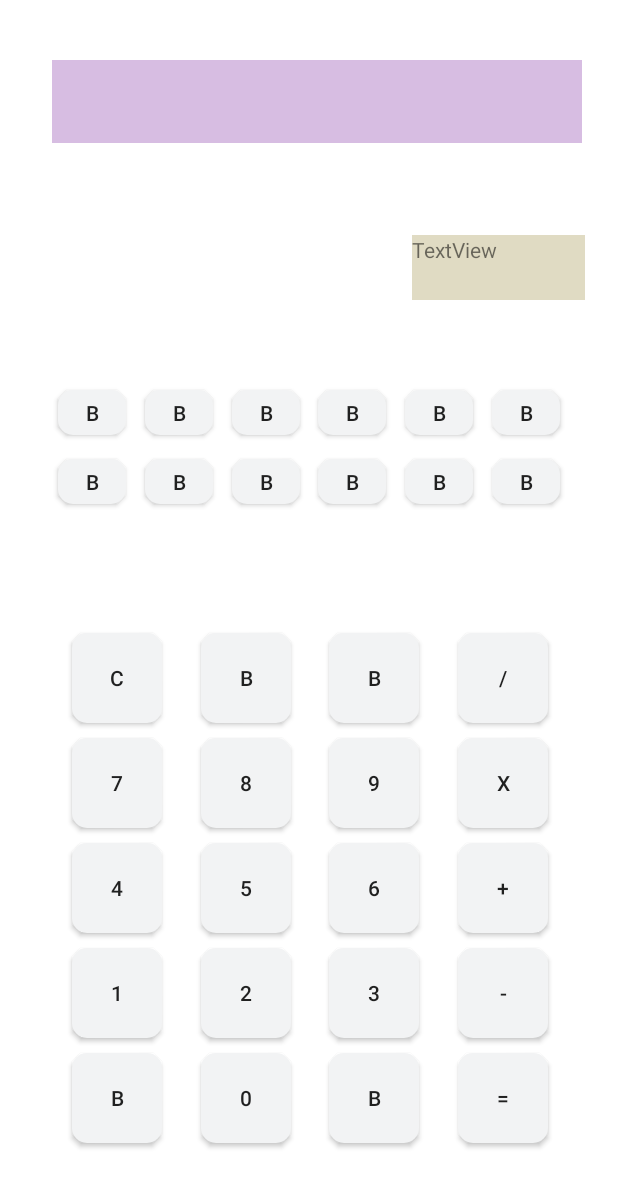
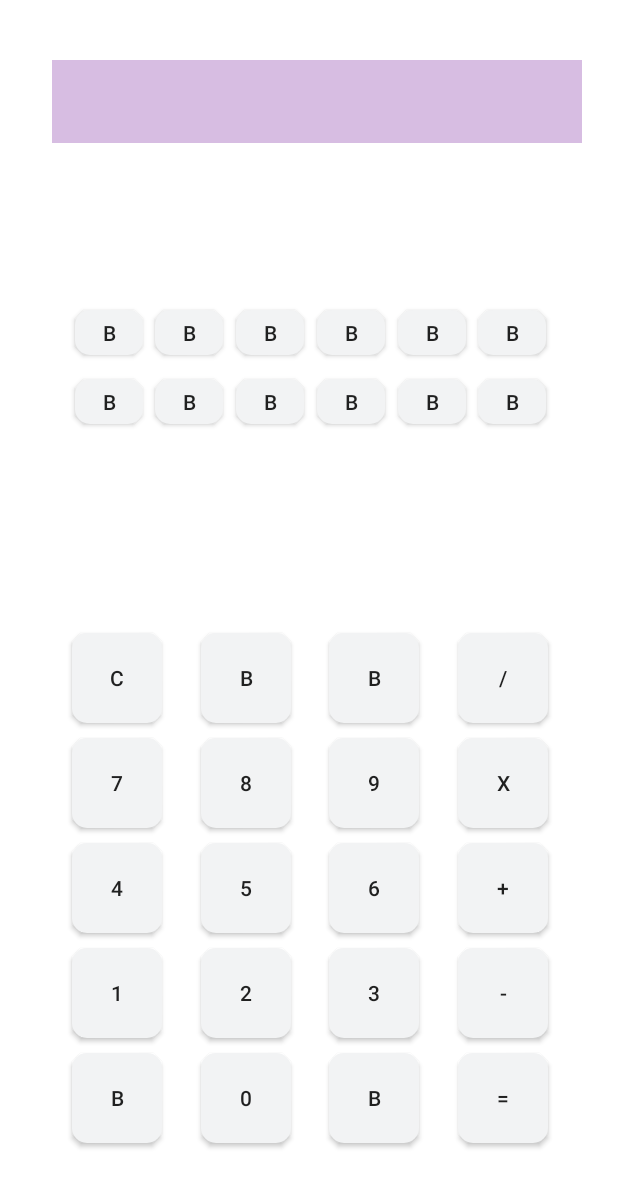
Before and after one commit to tamara95m/ScientificCalculator, an Android app: the screen it shows after launch (MainActivity), after a tap on an icon or button, on a phone screen of 412 x 824 dp. Shown: the top 1187 px of the screen. Run offline under Robolectric (Android 15) with nearby library versions, the phone set to English and light mode, and no system bars.

Commit message:
add prepare operation function and do currentoperation function , delete textview

```diff
--- a/app/src/main/java/com/tamara/scientificcalculator/MainActivity.kt
+++ b/app/src/main/java/com/tamara/scientificcalculator/MainActivity.kt
@@ -15,6 +15,9 @@ class MainActivity : AppCompatActivity() {
     lateinit var textNumber: TextView
     lateinit var buttonClear:Button
 
+    var lastNumber:Double=0.0
+    var currentOperation:Operation?=null
+
     override fun onCreate(savedInstanceState: Bundle?) {
         super.onCreate(savedInstanceState)
         setContentView(R.layout.activity_main)
@@ -25,9 +28,28 @@ class MainActivity : AppCompatActivity() {
     private fun addCallBacks() {
         buttonClear.setOnClickListener {
             clearInput()
+        }
+        buttonPlus.setOnClickListener { prepareOperation(Operation.plus) }
+        buttonMinus.setOnClickListener { prepareOperation(Operation.minus) }
+        buttonMultiplication.setOnClickListener { prepareOperation(Operation.multi) }
+        buttonDiv.setOnClickListener { prepareOperation(Operation.div) }
+        buttonResult.setOnClickListener {
+         val result= doCurrentOperation()
+            textNumber.text=result.toString()
+        }
 
+    }
 
-        }
+    private fun doCurrentOperation():Double {
+        val secondNumber=textNumber.text.toString().toDouble()
+   return   when(currentOperation){
+         Operation.plus ->lastNumber + secondNumber
+         Operation.minus ->lastNumber - secondNumber
+         Operation.multi ->lastNumber * secondNumber
+         Operation.div ->lastNumber / secondNumber
+         null ->0.0
+
+      }
     }
 
     private fun initView()
@@ -54,4 +76,10 @@ class MainActivity : AppCompatActivity() {
 
 
     }
+    fun prepareOperation(operation:Operation){
+        lastNumber=textNumber.text.toString().toDouble()
+        clearInput()
+        currentOperation=operation
+
+    }
 }
--- a/app/src/main/res/layout/activity_main.xml
+++ b/app/src/main/res/layout/activity_main.xml
@@ -23,28 +23,16 @@
         app:layout_constraintStart_toStartOf="parent"
         app:layout_constraintTop_toTopOf="parent" />
 
-    <TextView
-        android:id="@+id/textView"
-        android:layout_width="115dp"
-        android:layout_height="43dp"
-        android:layout_marginTop="5dp"
-        android:text="TextView"
-        android:background="#E0DBC3"
-        app:layout_constraintBottom_toTopOf="@+id/constraintLayout2"
-        app:layout_constraintEnd_toEndOf="parent"
-        app:layout_constraintHorizontal_bias="0.925"
-        app:layout_constraintStart_toStartOf="parent"
-        app:layout_constraintTop_toBottomOf="@+id/text_number" />
-
     <androidx.constraintlayout.widget.ConstraintLayout
         android:id="@+id/constraintLayout2"
-        android:layout_width="360dp"
-        android:layout_height="100dp"
+        android:layout_width="331dp"
+        android:layout_height="102dp"
         android:background="#ffffff"
         app:layout_constraintBottom_toTopOf="@+id/constraintLayout"
         app:layout_constraintEnd_toEndOf="parent"
+        app:layout_constraintHorizontal_bias="0.512"
         app:layout_constraintStart_toStartOf="parent"
-        app:layout_constraintTop_toBottomOf="@+id/textView"
+        app:layout_constraintTop_toBottomOf="@+id/text_number"
         tools:ignore="MissingClass">
 
         <androidx.appcompat.widget.AppCompatButton
```
Also changed, not shown: app/src/main/java/com/tamara/scientificcalculator/Operation.kt (added, +9 -0 lines).
